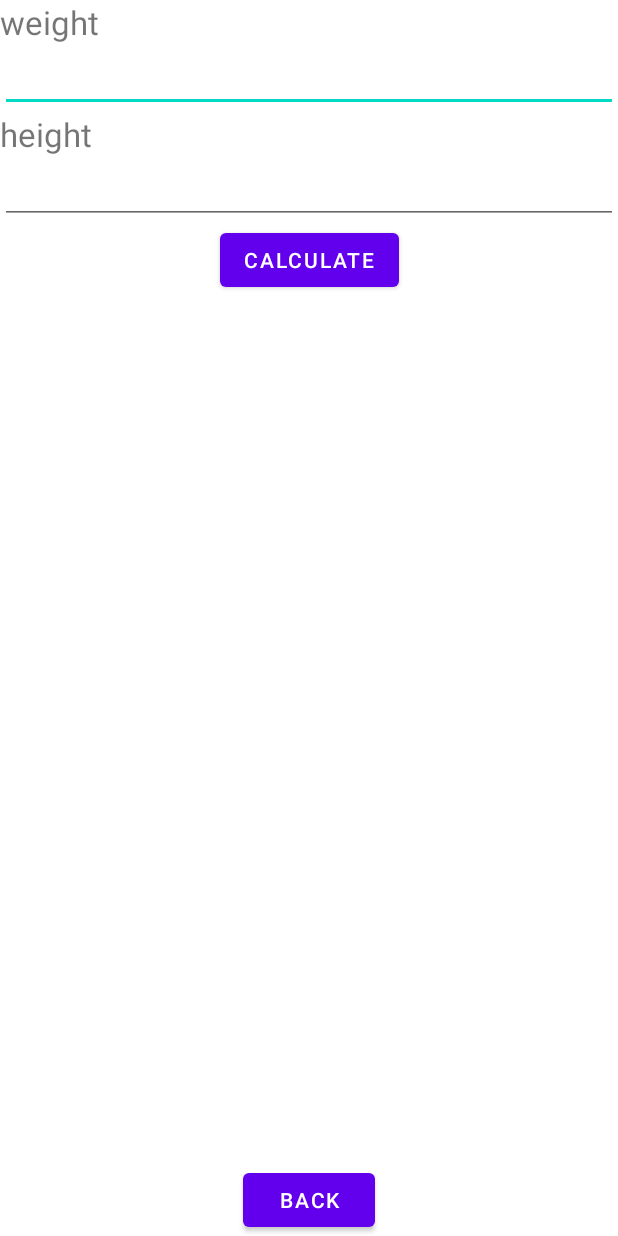
After one commit to 254534/L01_2, an Android app: the layout activity_main5.xml on its own in the app's theme, with its tools: preview values and no code run, on a phone screen of 412 x 824 dp. The commit adds this screen. Run offline under Robolectric (Android 15) with nearby library versions, the phone set to English and light mode, and no system bars.

Commit message:
bmi calculator works

```diff
--- a/app/src/main/res/layout/activity_3.xml
+++ b/app/src/main/res/layout/activity_3.xml
@@ -174,6 +174,7 @@
                 android:layout_width="0dp"
                 android:layout_weight="1"
                 android:layout_height="wrap_content"
+                android:layout_marginEnd="15dp"
                 android:text="@string/act3_button_bmi" />
 
             <TextView
--- /dev/null
+++ b/app/src/main/res/layout/activity_main5.xml
@@ -0,0 +1,79 @@
+<?xml version="1.0" encoding="utf-8"?>
+<androidx.constraintlayout.widget.ConstraintLayout xmlns:android="http://schemas.android.com/apk/res/android"
+    xmlns:app="http://schemas.android.com/apk/res-auto"
+    xmlns:tools="http://schemas.android.com/tools"
+    android:layout_width="match_parent"
+    android:layout_height="match_parent"
+    tools:context=".MainActivity5">
+
+    <TextView
+        android:id="@+id/act5_text4"
+        android:layout_width="0dp"
+        android:layout_height="wrap_content"
+        android:layout_weight="1"
+        android:text="@string/act3_text4"
+        android:textSize="22sp"
+        app:layout_constraintEnd_toEndOf="parent"
+        app:layout_constraintStart_toStartOf="parent"
+        app:layout_constraintTop_toTopOf="parent" />
+
+    <EditText
+        android:id="@+id/act5_edittextW"
+        android:layout_width="0dp"
+        android:layout_height="wrap_content"
+        android:layout_weight="2"
+        android:inputType="numberDecimal"
+        app:layout_constraintEnd_toEndOf="parent"
+        app:layout_constraintStart_toStartOf="parent"
+        app:layout_constraintTop_toBottomOf="@+id/act5_text4" />
+
+    <TextView
+        android:id="@+id/act5_text5"
+        android:layout_width="0dp"
+        android:layout_height="wrap_content"
+        android:layout_weight="1"
+        android:text="@string/act3_text5"
+        android:textSize="22sp"
+        app:layout_constraintEnd_toEndOf="parent"
+        app:layout_constraintStart_toStartOf="parent"
+        app:layout_constraintTop_toBottomOf="@+id/act5_edittextW" />
+
+    <EditText
+        android:id="@+id/act5_edittextH"
+        android:layout_width="0dp"
+        android:layout_height="wrap_content"
+        android:layout_weight="2"
+        android:inputType="numberDecimal"
+        app:layout_constraintEnd_toEndOf="parent"
+        app:layout_constraintStart_toStartOf="parent"
+        app:layout_constraintTop_toBottomOf="@+id/act5_text5" />
+
+    <Button
+        android:id="@+id/act5_button_calculate"
+        android:layout_width="wrap_content"
+        android:layout_height="wrap_content"
+        android:text="@string/act5_button_cal"
+        app:layout_constraintEnd_toEndOf="parent"
+        app:layout_constraintStart_toStartOf="parent"
+        app:layout_constraintTop_toBottomOf="@+id/act5_edittextH" />
+
+    <TextView
+        android:id="@+id/act5_textView_bmi"
+        android:layout_width="0dp"
+        android:layout_height="wrap_content"
+        android:layout_weight="1"
+        android:textSize="22sp"
+        app:layout_constraintEnd_toEndOf="parent"
+        app:layout_constraintStart_toStartOf="parent"
+        app:layout_constraintTop_toBottomOf="@+id/act5_button_calculate" />
+
+    <Button
+        android:id="@+id/act5_button_back"
+        android:layout_width="wrap_content"
+        android:layout_height="wrap_content"
+        android:text="@string/act3_button_back"
+        app:layout_constraintBottom_toBottomOf="parent"
+        app:layout_constraintEnd_toEndOf="parent"
+        app:layout_constraintStart_toStartOf="parent" />
+
+</androidx.constraintlayout.widget.ConstraintLayout>
--- a/app/src/main/res/values/strings.xml
+++ b/app/src/main/res/values/strings.xml
@@ -27,6 +27,7 @@
     <string name="act3_edittext1">Kamila Sproska</string>
     <string name="act3_edittext2">kamila.sproska@gmail.com</string>
     <string name="act3_edittext3">+48 794 707 958</string>
-    <string name="act3_edittext4">74.5</string>
-    <string name="act3_edittext5">171.6</string>
+    <string name="act3_edittext4">63.5</string>
+    <string name="act3_edittext5">1.78</string>
+    <string name="act5_button_cal">Calculate</string>
 </resources>
```
Also changed, not shown: app/src/main/AndroidManifest.xml (+12 -5 lines), app/src/main/java/com/example/l01_2/Activity3.kt (+43 -1 lines), app/src/main/java/com/example/l01_2/MainActivity5.kt (added, +55 -0 lines).
